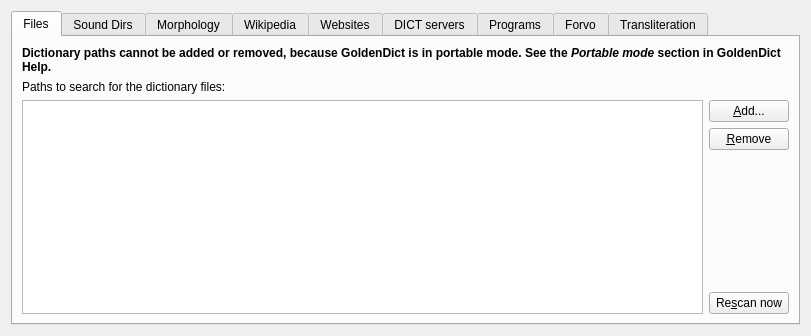
Old version of the form src/ui/forms/sources.ui in the repository FrightenedFoxCN/goldendict.
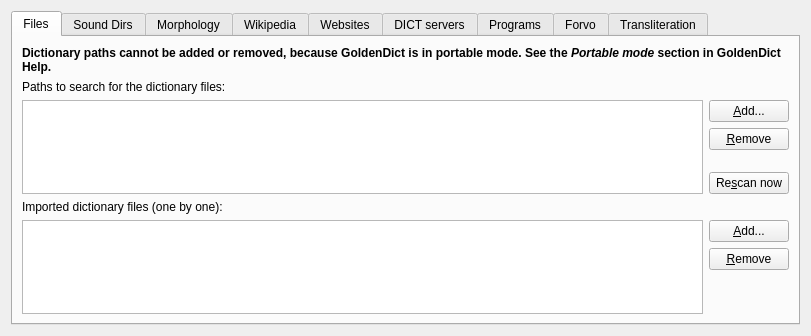
New version of the form. Icons and pictures are not drawn.

Commit message:
feat: import dictionaries one-by-one and add labels
- Persist explicit dictionary files and dictionary labels in config
- Load explicit dictionary files before path scanning
- Add Import Dictionary action and Sources list for individual files
- Add dictionary labels with context-menu editing and display
- Add label filter to dictionaries list
- Fix dictionary info panel dark mode by removing hardcoded palettes

```diff
--- a/src/ui/forms/sources.ui
+++ b/src/ui/forms/sources.ui
@@ -99,6 +99,51 @@
          </item>
         </layout>
        </item>
+          <item>
+           <widget class="QLabel" name="label_dictionaryFiles">
+          <property name="text">
+           <string>Imported dictionary files (one by one):</string>
+          </property>
+           </widget>
+          </item>
+          <item>
+           <layout class="QHBoxLayout" name="horizontalLayout_dictionaryFiles">
+          <item>
+           <widget class="QTreeView" name="dictionaryFiles"/>
+          </item>
+          <item>
+           <layout class="QVBoxLayout" name="verticalLayout_dictionaryFiles">
+            <item>
+             <widget class="QPushButton" name="addDictionaryFile">
+            <property name="text">
+             <string>&amp;Add...</string>
+            </property>
+             </widget>
+            </item>
+            <item>
+             <widget class="QPushButton" name="removeDictionaryFile">
+            <property name="text">
+             <string>&amp;Remove</string>
+            </property>
+             </widget>
+            </item>
+            <item>
+             <spacer name="verticalSpacer_dictionaryFiles">
+            <property name="orientation">
+             <enum>Qt::Vertical</enum>
+            </property>
+            <property name="sizeHint" stdset="0">
+             <size>
+              <width>17</width>
+              <height>40</height>
+             </size>
+            </property>
+             </spacer>
+            </item>
+           </layout>
+          </item>
+           </layout>
+          </item>
       </layout>
      </widget>
      <widget class="QWidget" name="tab">
```
The commit also changes 15 other files.
